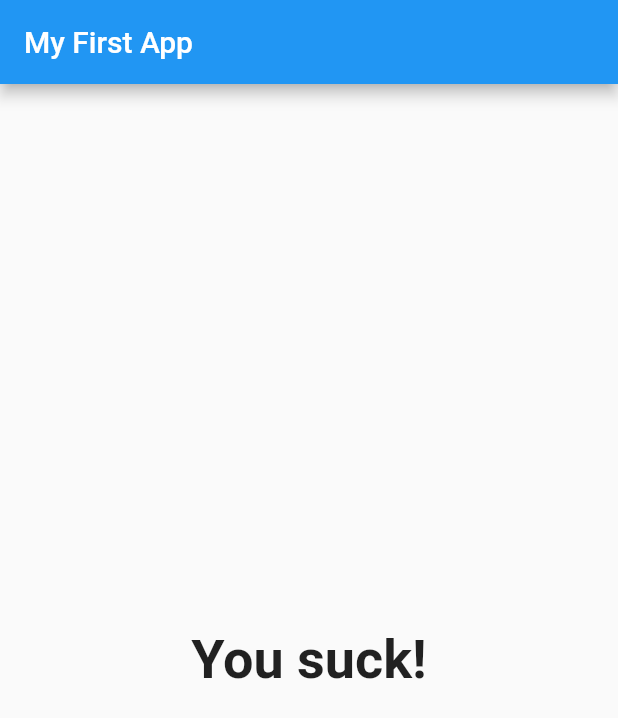
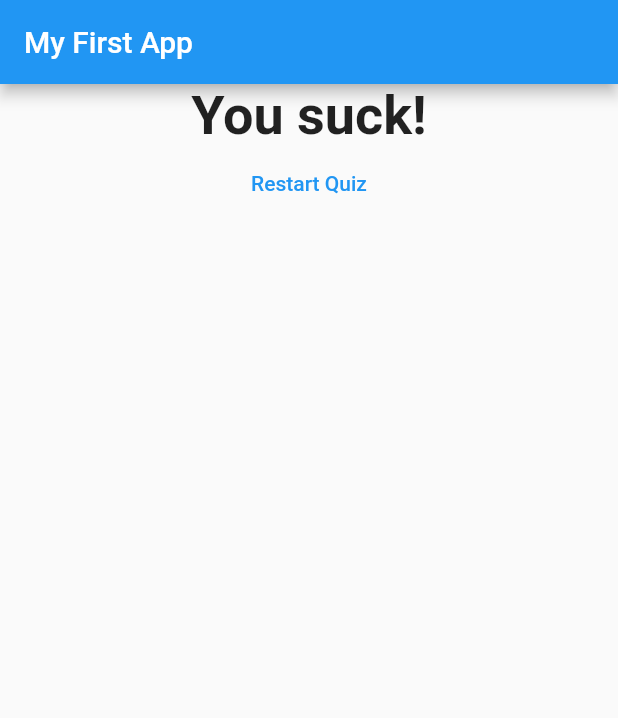
Before and after one commit to mojason-81/flutter_complete_guide, a Flutter app: the screen it shows after launch, after a tap on "Black", after a tap on "Snake", after a tap on "Ug", on a phone screen of 412 x 824 dp. Shown: the top 718 px of the screen. Run offline on Flutter 3.47's test engine with Material 2 defaults, Android fonts, the phone set to English and light mode, and no system bars.

Commit message:
Reset quiz

```diff
--- a/lib/main.dart
+++ b/lib/main.dart
@@ -16,6 +16,13 @@ class MyApp extends StatefulWidget {
 class _MyAppState extends State<MyApp> {
   var _questionIndex = 0;
   var _totalScore = 0;
+
+  void _resetQuiz() {
+    setState(() {
+      _questionIndex = 0;
+      _totalScore = 0;
+    });
+  }
 
   final List<Map<String, Object>> _questions = const [
     {
@@ -75,7 +82,7 @@ class _MyAppState extends State<MyApp> {
                 questions: _questions,
                 questionIndex: _questionIndex
               )
-            : Result(_totalScore),
+            : Result(_totalScore, _resetQuiz),
       ),
     );
   }
--- a/lib/question.dart
+++ b/lib/question.dart
@@ -1,9 +1,9 @@
 import 'package:flutter/material.dart';
 
 class Question extends StatelessWidget {
-  final String question;
+  final String questionText;
 
-  Question(this.question);
+  Question(this.questionText);
 
   @override
   Widget build(BuildContext context) {
@@ -11,7 +11,7 @@ class Question extends StatelessWidget {
       width: double.infinity,
       margin: EdgeInsets.all(10),
       child: Text(
-        this.question,
+        this.questionText,
         style: TextStyle(fontSize: 28),
         textAlign: TextAlign.center,
       ),
--- a/lib/result.dart
+++ b/lib/result.dart
@@ -2,8 +2,9 @@ import 'package:flutter/material.dart';
 
 class Result extends StatelessWidget {
   final int resultScore;
+  final Function resetHandler;
 
-  Result(this.resultScore);
+  Result(this.resultScore, this.resetHandler);
 
   String get resultPhrase {
     String resultText = 'You did it!';
@@ -23,12 +24,21 @@ class Result extends StatelessWidget {
   @override
   Widget build(BuildContext context) {
     return Center(
-      child: Text(
-        resultPhrase,
-        style: TextStyle(
-          fontSize: 36,
-          fontWeight: FontWeight.bold,
-        ),
+      child: Column(
+        children: [
+          Text(
+            resultPhrase,
+            style: TextStyle(
+              fontSize: 36,
+              fontWeight: FontWeight.bold,
+            ),
+          ),
+          TextButton(
+            child: Text('Restart Quiz'),
+            style: ButtonStyle(foregroundColor: MaterialStateProperty.all(Colors.blue)),
+            onPressed: this.resetHandler,
+          ),
+        ],
       )
     );
   }
```
